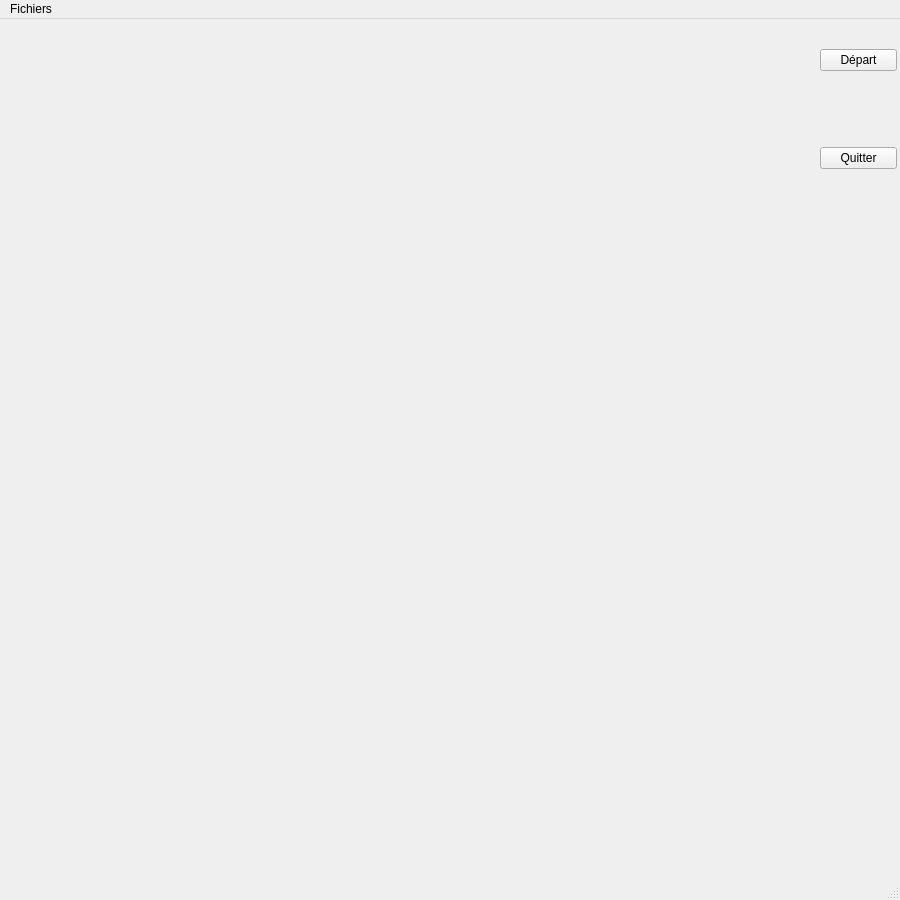
First picture: the form in interface.ui, repository dupondth/othello, before the edit.
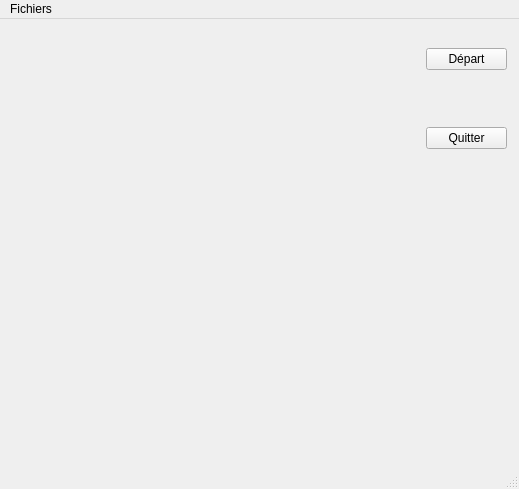
Second picture: the form after the edit.

Commit message: Interface passe de 800x800 à 400x400

The edit to the form file:
```diff
--- a/interface.ui
+++ b/interface.ui
@@ -6,8 +6,8 @@
    <rect>
     <x>0</x>
     <y>0</y>
-    <width>900</width>
-    <height>900</height>
+    <width>519</width>
+    <height>489</height>
    </rect>
   </property>
   <property name="windowTitle">
@@ -19,18 +19,18 @@
      <rect>
       <x>10</x>
       <y>30</y>
-      <width>800</width>
-      <height>800</height>
+      <width>400</width>
+      <height>400</height>
      </rect>
     </property>
    </widget>
-   <widget class="QWidget" name="">
+   <widget class="QWidget" name="layoutWidget">
     <property name="geometry">
      <rect>
-      <x>820</x>
-      <y>30</y>
-      <width>77</width>
-      <height>120</height>
+      <x>426</x>
+      <y>29</y>
+      <width>81</width>
+      <height>101</height>
      </rect>
     </property>
     <layout class="QVBoxLayout" name="verticalLayout">
@@ -69,7 +69,7 @@
     <rect>
      <x>0</x>
      <y>0</y>
-     <width>900</width>
+     <width>519</width>
      <height>19</height>
     </rect>
    </property>
```
Left out of the diff: 3 changed lines with no effect on the pictures. The commit also changes 3 other files.
